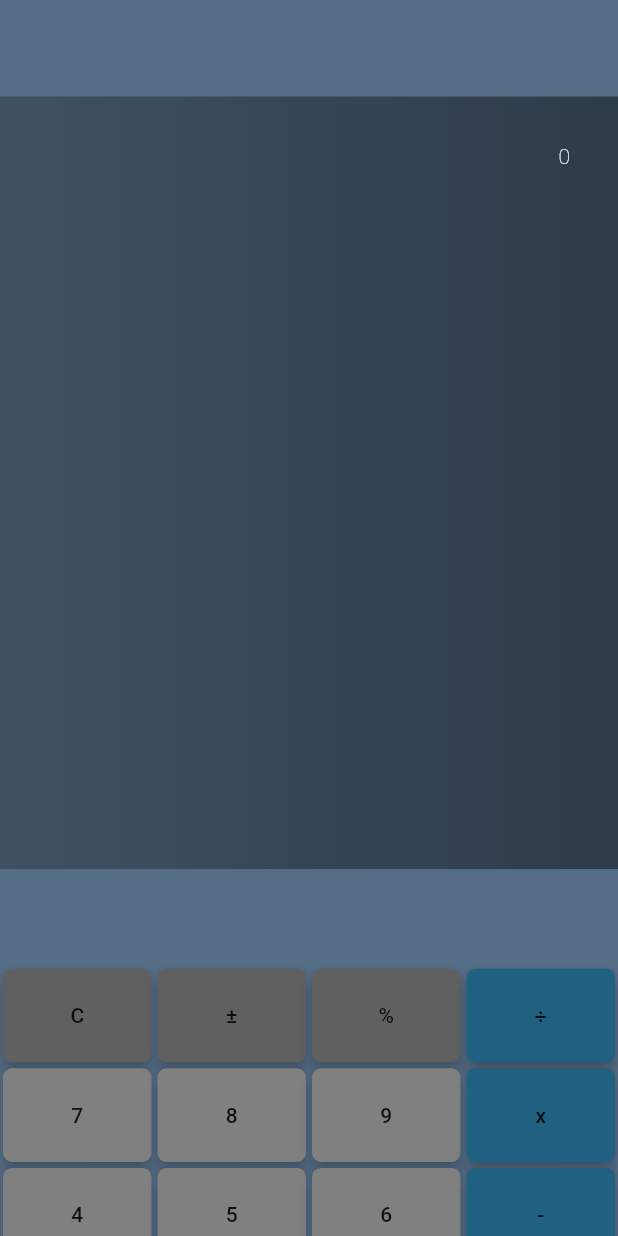
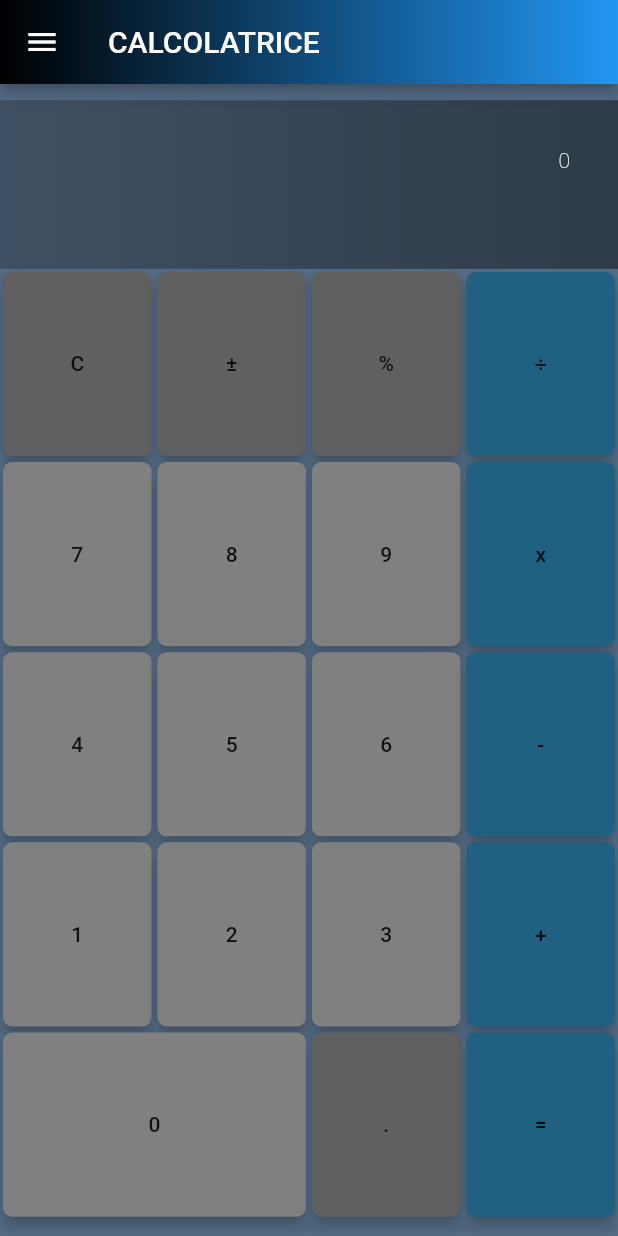
Before and after one commit to s-stasi/calcolatrice-flutter, a Flutter app: the screen it shows after launch, on a phone screen of 412 x 824 dp. Run offline on Flutter 3.47's test engine with Material 2 defaults, Android fonts, the phone set to English and light mode, and no system bars; our stand-ins replace shared_preferences; missing offline and left inert: charcode.

Commit message:
Fix calculator dimensions

```diff
--- a/lib/MyHomePage.dart
+++ b/lib/MyHomePage.dart
@@ -34,15 +34,29 @@ class _CalculatorState extends State<Calculator> {
   Widget build(BuildContext context) {
     Size screen = MediaQuery.of(context).size;
 
-    double buttonSize = screen.width / 4;
-    double displayHeight = (screen.height - (buttonSize * 1.75));
+    double buttonWidth = screen.width / 4;
+    double buttonHeight = screen.height / 2.2;
+    double displayHeight = (screen.height - (buttonHeight * 1.9));
 
     debugPrint('$displayHeight');
-    debugPrint('$buttonSize');
+    debugPrint('$buttonHeight');
 
     return Scaffold(
       backgroundColor: Color.fromARGB(196, 32, 64, 96),
       drawer: SideDrawer(),
+      appBar: AppBar(
+        title: Text(
+          'CALCOLATRICE',
+          style: TextStyle(color: Colors.white),
+        ),
+        flexibleSpace: Container(
+          decoration: BoxDecoration(
+              gradient: LinearGradient(colors: [
+            Colors.black,
+            Colors.blue,
+          ])),
+        ),
+      ),
       body: Column(
           mainAxisAlignment: MainAxisAlignment.center,
           children: <Widget>[
--- a/lib/simple_calculator/calculator-key.dart
+++ b/lib/simple_calculator/calculator-key.dart
@@ -54,14 +54,14 @@ class CalculatorKey extends StatelessWidget {
   Widget build(BuildContext context) {
 
     double size = MediaQuery.of(context).size.width / 8;
-    double size_h = MediaQuery.of(context).size.height / 8;
+    double size_h = MediaQuery.of(context).size.height / 6.5;
     //TextStyle style = Theme.of(context).textTheme.display1.copyWith(color: Colors.white);
 
     return Container(
 
       width: (symbol == Keys.zero) ? (size * 4) : size*2,
       padding: EdgeInsets.all(2),
-      height: size_h / 1.55,
+      height: size_h,
       child: RaisedButton(
         shape: RoundedRectangleBorder(borderRadius: BorderRadius.circular(6)),
         color: color,
--- a/lib/simple_calculator/display.dart
+++ b/lib/simple_calculator/display.dart
@@ -7,7 +7,7 @@ class Display extends StatelessWidget {
   final double height;
 
   String get _output => value.toString();
-  double get _margin => (height / 10);
+  double get _margin => (height / 20);
 
   final LinearGradient _gradient =
       const LinearGradient(colors: [Colors.black26, Colors.black45]);
@@ -18,7 +18,7 @@ class Display extends StatelessWidget {
         TextStyle().copyWith(color: Colors.white, fontWeight: FontWeight.w200);
 
     return Container(
-        padding: EdgeInsets.only(top: _margin, bottom: _margin),
+        padding: EdgeInsets.only(top: 0.0, bottom: 0.0),
         constraints: BoxConstraints.expand(height: height),
         child: AnimatedContainer(
             duration: Duration(milliseconds: 10000),
--- a/lib/simple_calculator/processor.dart
+++ b/lib/simple_calculator/processor.dart
@@ -1,6 +1,5 @@
 import 'dart:async';
 //import 'dart:ffi';
-import 'dart:html';
 import './calculator-key.dart';
 import './key-controller.dart';
 import './key-symbol.dart';
```
